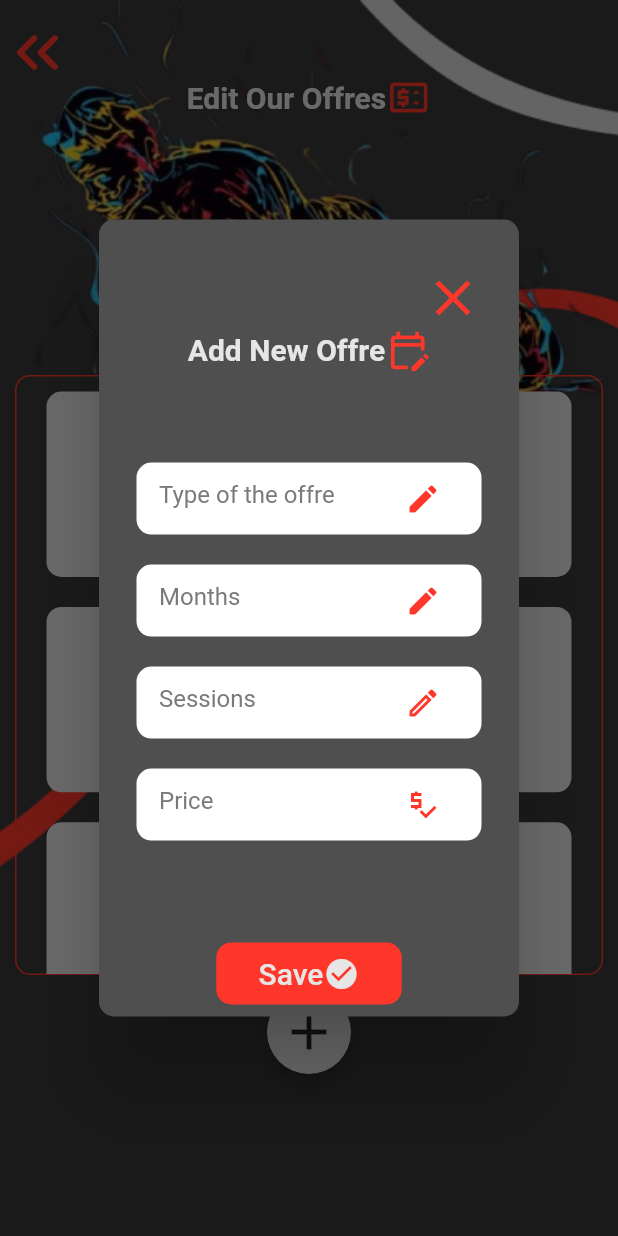
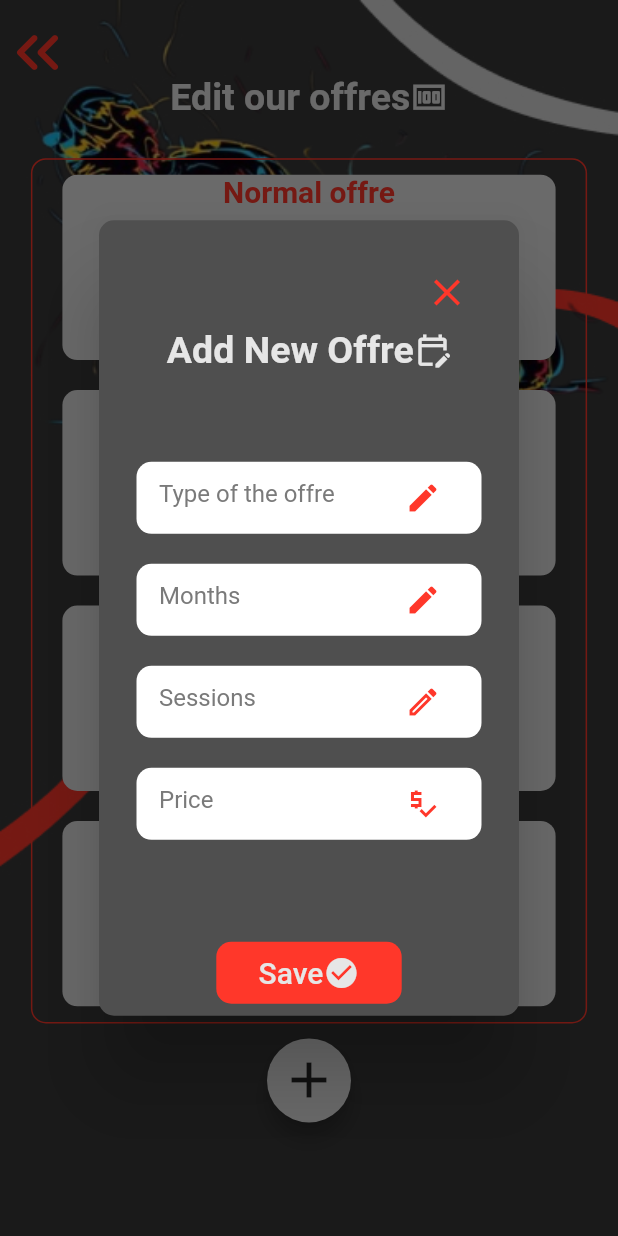
Before and after one commit to tarikbenaouda/gymapp, a Flutter app: the edit_our_offres screen opened directly, after a tap on the "add" icon, on a phone screen of 412 x 824 dp. Run offline on Flutter 3.47's test engine with Material 2 defaults, Android fonts, the phone set to English and light mode, and no system bars; our stand-ins replace cloud_firestore, firebase_auth, firebase_core, firebase_storage, flutter_advanced_switch, get and 3 more; missing offline and left inert: custom_check_box, neon_circular_timer; accounts and stored records are empty; network calls fail.

Commit message:
Mecredi modification soir

```diff
--- a/lib/ManagerUI/edit_our_offers.dart
+++ b/lib/ManagerUI/edit_our_offers.dart
@@ -107,30 +107,30 @@ class edit_our_offres_State extends State<edit_our_offres> {
               mainAxisAlignment: MainAxisAlignment.center,
               children: [
                 Text(
-                  "Edit Our Offres",
+                  "Edit our offres",
                   style: TextStyle(
                     color: white,
                     fontWeight: FontWeight.bold,
-                    fontSize: 10 * (screenheight / screenwidth),
+                    fontSize: 25,
                   ),
                 ),
                 Icon(
-                  Icons.price_change_outlined,
-                  color: red,
-                  size: 15 * (screenheight / screenwidth),
+                  Icons.money,
+                  color: white,
+                  size: 25,
                 )
               ],
             ),
-            const SizedBox(
-              height: 160,
+            SizedBox(
+              height: 0.02 * screenheight,
             ),
             Container(
                 decoration: BoxDecoration(
                   borderRadius: BorderRadius.circular(10),
                   border: Border.all(color: red, width: 1),
                 ),
-                height: 400,
-                width: 400,
+                height: 0.7 * screenheight,
+                width: 0.9 * screenwidth,
                 margin: const EdgeInsets.all(10),
                 child: ListView.builder(
                     physics: const BouncingScrollPhysics(),
@@ -387,7 +387,7 @@ class edit_our_offres_State extends State<edit_our_offres> {
                                     icon: Icon(
                                       Icons.close,
                                       color: red,
-                                      size: 20 * (screenheight / screenwidth),
+                                      size: 30,
                                     ),
                                     onPressed: () {
                                       Navigator.of(context).pop();
@@ -402,13 +402,13 @@ class edit_our_offres_State extends State<edit_our_offres> {
                                   style: TextStyle(
                                     color: white,
                                     fontWeight: FontWeight.bold,
-                                    fontSize: 10 * (screenheight / screenwidth),
+                                    fontSize: 25,
                                   ),
                                 ),
                                 Icon(
                                   Icons.edit_calendar_outlined,
-                                  size: 15 * (screenheight / screenwidth),
-                                  color: red,
+                                  size: 25,
+                                  color: white,
                                 )
                               ],
                             ),
@@ -462,10 +462,10 @@ class edit_our_offres_State extends State<edit_our_offres> {
                               width: screenwidth * 0.3,
                               child: TextButton(
                                   onPressed: () {
-                                    if (!((price_controller == "") &
-                                        (month_controller == "") &
-                                        (type_offre_controller == "") &
-                                        (sessions_controller == ""))) {
+                                    if (!((type_offre_controller.text == "") ||
+                                        (month_controller.text == "") ||
+                                        (price_controller.text == "") ||
+                                        (sessions_controller.text == ""))) {
                                       setState(() {
                                         list_offres.add(Offer(
                                           type_offre:
@@ -481,9 +481,15 @@ class edit_our_offres_State extends State<edit_our_offres> {
                                         context: context,
                                         builder: (BuildContext context) {
                                           return const AlertDialog(
-                                            title: Text("Error"),
+                                            backgroundColor:
+                                                const Color(0xFF4F4F4F),
+                                            title: Text(
+                                              "Error",
+                                              style: TextStyle(color: white),
+                                            ),
                                             content: Text(
-                                                "Oops! Something went wrong."),
+                                                "Oops! Something filed is wrong.",
+                                                style: TextStyle(color: white)),
                                           );
                                         },
                                       );
--- a/lib/main.dart
+++ b/lib/main.dart
@@ -39,7 +39,7 @@ class MyApp extends StatelessWidget {
   Widget build(BuildContext context) {
     return GetMaterialApp(
       debugShowCheckedModeBanner: false,
-      home: coaching_demand(),
+      home: const SplashScreen(),
       routes: {
         //  "/": (context) => Auth(),
         "welcome": (context) => const Unboarding(),
```
Also changed, not shown: lib/authentication/Login.dart (+16 -0 lines).
